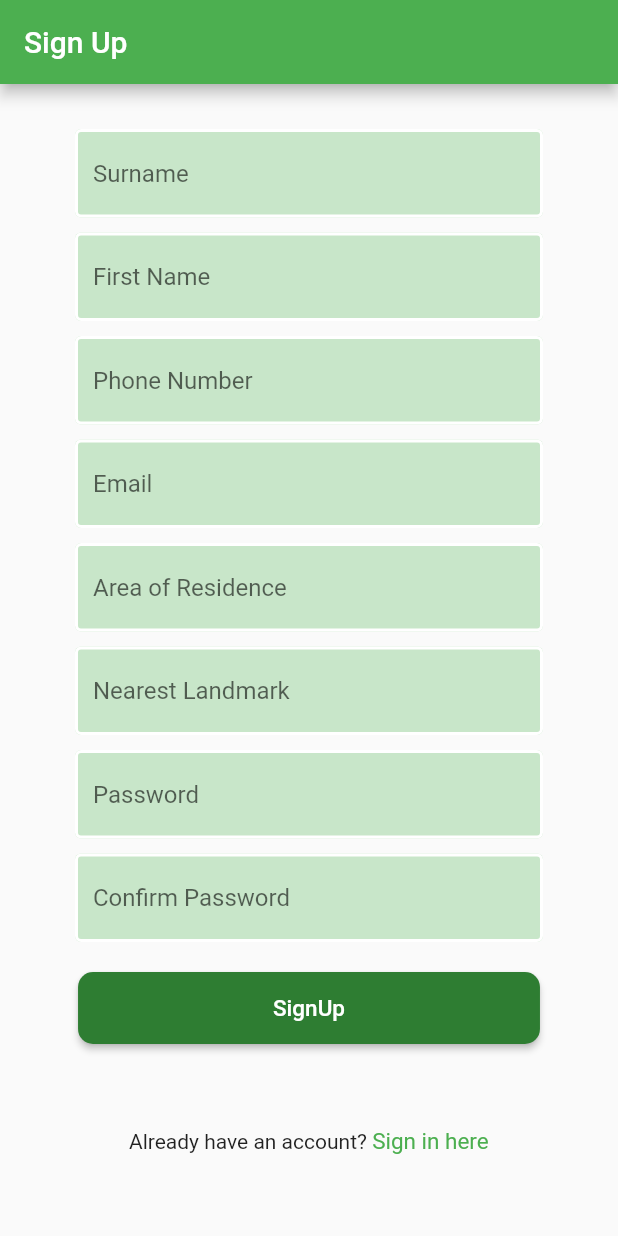
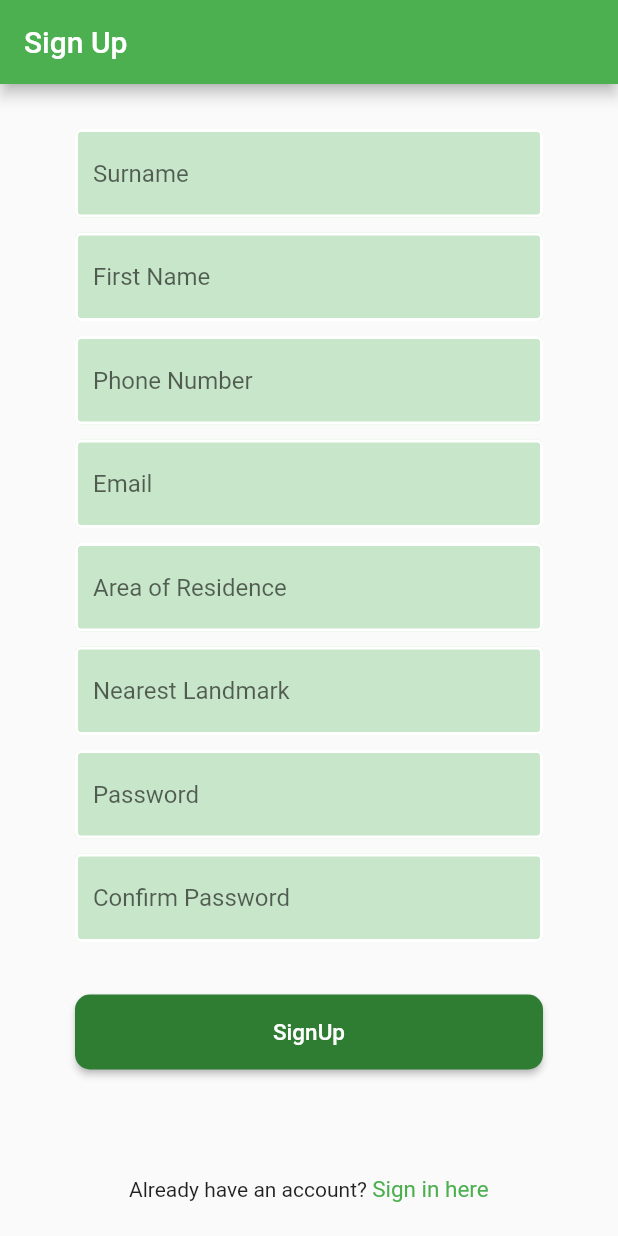
Before and after one commit to AgboVincent/firstcontract, a Flutter app: the screen it shows after launch, after a tap on "SKIP", after a tap on "Login", after a tap on "Sign up here", on a phone screen of 412 x 824 dp. Run offline on Flutter 3.47's test engine with Material 2 defaults, Android fonts, the phone set to English and light mode, and no system bars; our stand-ins replace fluttertoast, image_picker, like_button; missing offline and left inert: dropdownfield; network calls fail.

Commit message:
2nd commit

```diff
--- a/lib/authenticate/sign_in.dart
+++ b/lib/authenticate/sign_in.dart
@@ -33,7 +33,7 @@ class _SignInState extends State<SignIn> {
   String error = '';
 
   Future<String> loginUser() async {
-    String url = "http://192.168.43.42/form/user_login.php";
+    String url = "http://192.168.43.33/form/user_login.php";
     final response = await http.post(url, body: {
       "email": email,
       "password": password,
@@ -122,8 +122,13 @@ class _SignInState extends State<SignIn> {
                       setState(() => password = val);
                     }),
                 SizedBox(height: 20.0),
-                RaisedButton(
-                    padding: EdgeInsets.fromLTRB(130.0, 15.0, 130.0, 15.0),
+                Padding(
+                  padding: EdgeInsets.fromLTRB(0.0, 15.0, 0.0, 15.0),
+                  child: Center(
+                    child: Container(
+                      width: 400,
+                      height: 50,
+                      child: RaisedButton(
                           shape: RoundedRectangleBorder(
                             borderRadius: BorderRadius.circular(10.0),
                           ),
@@ -139,6 +144,9 @@ class _SignInState extends State<SignIn> {
                               // jsonData();
                             }
                           }),
+                    ),
+                  ),
+                ),
                 SizedBox(height: 20.0),
                 Text(
                   error,
--- a/lib/authenticate/sign_up.dart
+++ b/lib/authenticate/sign_up.dart
@@ -64,7 +64,7 @@ class _SignUpState extends State<SignUp> {
 
 
    Future <List<User>> createUser() async{
-     String url = "http://192.168.8.113/form/add_user.php";
+     String url = "http://192.168.43.33/form/add_user.php";
      final response = await http.post(url, body:{
         "surname": surname,
         "firstname": firstname,
@@ -200,8 +200,13 @@ class _SignUpState extends State<SignUp> {
                     }
                 ),
                 SizedBox(height: 20.0),
-                RaisedButton (
-                    padding: EdgeInsets.fromLTRB(130.0,15.0,130.0,15.0),
+                Padding(
+                  padding: EdgeInsets.fromLTRB(0.0,15.0,0.0,15.0),
+                  child: Center(
+                    child: Container(
+                      width: 400,
+                      height: 50,
+                      child: RaisedButton (
                           shape: RoundedRectangleBorder(
                             borderRadius: BorderRadius.circular(10.0),
                           ),
@@ -222,6 +227,9 @@ class _SignUpState extends State<SignUp> {
 
                             }
                           }),
+                    ),
+                  ),
+                ),
                 SizedBox(height: 10.0),
 
                 Text(
--- a/lib/profile/my_reports.dart
+++ b/lib/profile/my_reports.dart
@@ -36,7 +36,7 @@ class _MyReportState extends State<MyReport> {
                       ),
                     ),
                     Padding(
-                      padding: const EdgeInsets.fromLTRB(230.0, 20.0, 10,10.0),
+                      padding: const EdgeInsets.fromLTRB(100.0, 20.0, 25,10.0),
                       child: Text(
                           "Time"
                       ),
--- a/lib/profile/user_info.dart
+++ b/lib/profile/user_info.dart
@@ -40,7 +40,7 @@ class _UserInfoState extends State<UserInfo> {
   }
 
   Future uploadImage() async {
-    final uri = Uri.parse('http://192.168.8.109/form/profile_pic.php');
+    final uri = Uri.parse('http://192.168.43.33/form/profile_pic.php');
     var request = http.MultipartRequest('POST', uri);
     request.fields['email'] = "${widget.email}";
     var pic = await http.MultipartFile.fromPath("image", image.path);
@@ -102,7 +102,7 @@ class _UserInfoState extends State<UserInfo> {
                                 itemBuilder: (ctx, index) {
                                   List user = snapshot.data;
                                   String name =user[index]['email'];
-                                  String picture = "http://192.168.8.109/form/profile_pic/${user[index]['email']['profile_image']}";
+                                  String picture = "http://192.168.43.33/form/profile_pic/${user[index]['email']['profile_image']}";
                                   CustomDrawer(picture: picture,);
                                   return CircleAvatar(
                                     backgroundColor: Colors.grey,
--- a/lib/report/add_report.dart
+++ b/lib/report/add_report.dart
@@ -104,7 +104,6 @@ class _AddReportState extends State<AddReport> {
             ),
             onTap: (){
               Navigator.push(context,  MaterialPageRoute(builder: (context) => CivilUnrest()));
-
             },
           ),
           GestureDetector(
@@ -121,7 +120,6 @@ class _AddReportState extends State<AddReport> {
             ),
             onTap: (){
               Navigator.push(context,  MaterialPageRoute(builder: (context) => FireOutbreak()));
-
             },
           )
         ],
--- a/lib/report/civil_unrest.dart
+++ b/lib/report/civil_unrest.dart
@@ -68,7 +68,7 @@ class _CivilUnrestState extends State<CivilUnrest> {
   }
 
   Future uploadImage() async {
-    final uri = Uri.parse('http://192.168.8.101/form/crud_post.php');
+    final uri = Uri.parse('http://192.168.43.33/form/crud_post.php');
     var request = http.MultipartRequest('POST', uri);
     request.fields['name'] = name.text;
     request.fields['age'] = age.text;
--- a/lib/report/fire_outbreak.dart
+++ b/lib/report/fire_outbreak.dart
@@ -73,7 +73,7 @@ class _FireOutbreakState extends State<FireOutbreak> {
   }
 
   Future uploadImage() async {
-    final uri = Uri.parse('http://192.168.8.101/form/crud_post.php');
+    final uri = Uri.parse('http://192.168.43.33/form/crud_post.php');
     var request = http.MultipartRequest('POST', uri);
     request.fields['propertyType'] = propertyType.text;
      request.fields['description'] = description.text;
--- a/lib/report/kidnap.dart
+++ b/lib/report/kidnap.dart
@@ -68,7 +68,7 @@ class _KidnapState extends State<Kidnap> {
   }
 
   Future uploadImage() async {
-    final uri = Uri.parse('http://192.168.8.101/form/crud_post.php');
+    final uri = Uri.parse('http://192.168.43.33/form/crud_post.php');
     var request = http.MultipartRequest('POST', uri);
     request.fields['name'] = victimName.text;
     request.fields['age'] = age.text;
--- a/lib/report/rape.dart
+++ b/lib/report/rape.dart
@@ -71,7 +71,7 @@ class _RapeState extends State<Rape> {
   }
 
   Future uploadImage() async {
-    final uri = Uri.parse('http://192.168.8.113/form/crud_post.php');
+    final uri = Uri.parse('http://192.168.43.33/form/crud_post.php');
     var request = http.MultipartRequest('POST', uri);
     request.fields['name'] = victimsName.text;
     request.fields['age'] = age.text;
--- a/lib/shared/constants.dart
+++ b/lib/shared/constants.dart
@@ -11,8 +11,6 @@ var textInputDecoration =InputDecoration(
         borderSide: BorderSide( color: Colors.pink, width:2.0 )
     )
 );
-
-
 
 var textInputDecorationTwo =InputDecoration(
     fillColor: Colors.white,
@@ -35,7 +33,6 @@ var textInputDecorationTwo =InputDecoration(
     )
 );
 
-
 var description = InputDecoration(
     fillColor: Colors.white,
     filled: true,
```
Also changed, not shown: lib/homepage/all_reports.dart (+11 -27 lines), lib/report/armed_robbery.dart (+6 -4 lines), lib/report/posts.dart (+56 -31 lines). Lines whose indentation alone changed are shown as unchanged.
